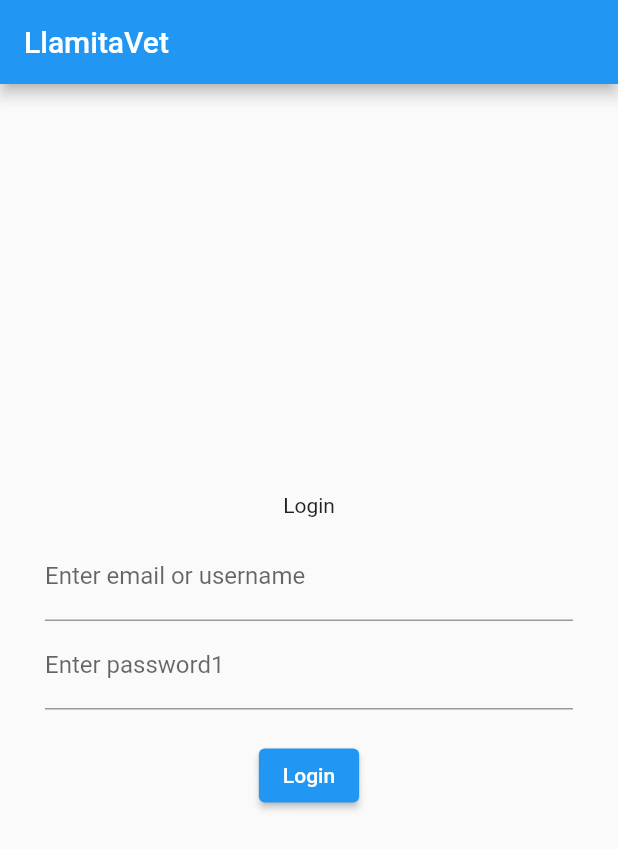
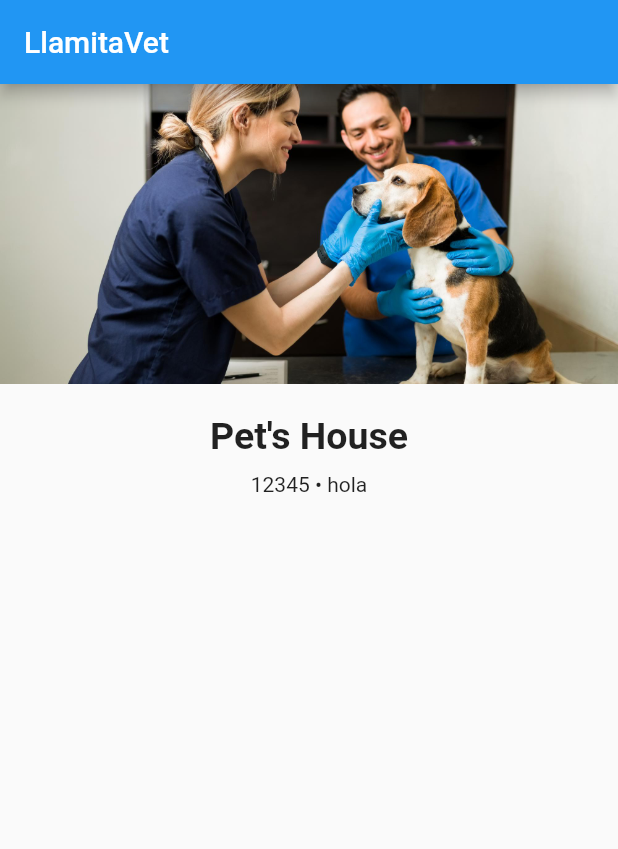
Before and after one commit to LlamitaVet/LlamitaVet-App, a Flutter app: the screen it shows after launch, on a phone screen of 412 x 824 dp. Shown: the top 849 px of the screen. Run offline on Flutter 3.47's test engine with Material 2 defaults, Android fonts, the phone set to English and light mode, and no system bars.

Commit message:
Add: Create single veterinarians widget

```diff
--- a/lib/main.dart
+++ b/lib/main.dart
@@ -1,5 +1,6 @@
 import 'package:flutter/material.dart';
 import 'package:llamita_vet/login.dart';
+import 'package:llamita_vet/single_veterinarians.dart';
 import 'description_veterinary.dart';
 import 'intro.dart';
 
@@ -32,7 +33,7 @@ class MyApp extends StatelessWidget {
           title: Text("LlamitaVet"),
         ),
         //body: new DescriptionVeterinary("Mi veterinario", 5, "Ipsum loreum"),
-        body: new Login(),
+        body: new SingleVeterinarians(),
       ) //MyHomePage(title: 'Flutter Demo Home Page'),
     );
   }
--- /dev/null
+++ b/lib/single_veterinarians.dart
@@ -0,0 +1,55 @@
+import 'package:flutter/material.dart';
+
+class SingleVeterinarians extends StatelessWidget {
+
+  @override
+  Widget build(BuildContext context) {
+    // TODO: implement build
+
+    final photo = Container(
+      height: 200.0,
+      decoration: BoxDecoration(
+        image: DecorationImage(
+          fit: BoxFit.cover,
+          image: AssetImage("assets/img/veterinaria_rondon_1.jpg")
+        )
+      ),
+    );
+
+    final title = Padding(
+      padding: EdgeInsets.only(
+          top: 20.0
+      ),
+      child: Text(
+        "Pet's House",
+        textAlign: TextAlign.center,
+          style: TextStyle(fontWeight: FontWeight.bold, fontSize: 25.0),
+      ),
+    );
+
+    final contact_info = Padding(
+        padding: EdgeInsets.all(10.0),
+        child: Row(
+          mainAxisAlignment: MainAxisAlignment.center,
+          children: [
+            Text(
+              "12345",
+              textAlign: TextAlign.center,
+            ),
+            Text(" • hola")
+          ],
+      ),
+    );
+
+    return Column(
+
+      children: [
+        photo,
+        title,
+        contact_info
+      ],
+    );
+
+  }
+
+}
--- a/pubspec.yaml
+++ b/pubspec.yaml
@@ -89,3 +89,7 @@ flutter:
   #
   # For details regarding fonts from package dependencies,
   # see https://flutter.dev/custom-fonts/#from-packages
+
+
+  assets:
+    - assets/img/veterinaria_rondon_1.jpg
```
Also changed, not shown: assets/img/veterinaria_rondon_1.jpg (added), pubspec.lock.
